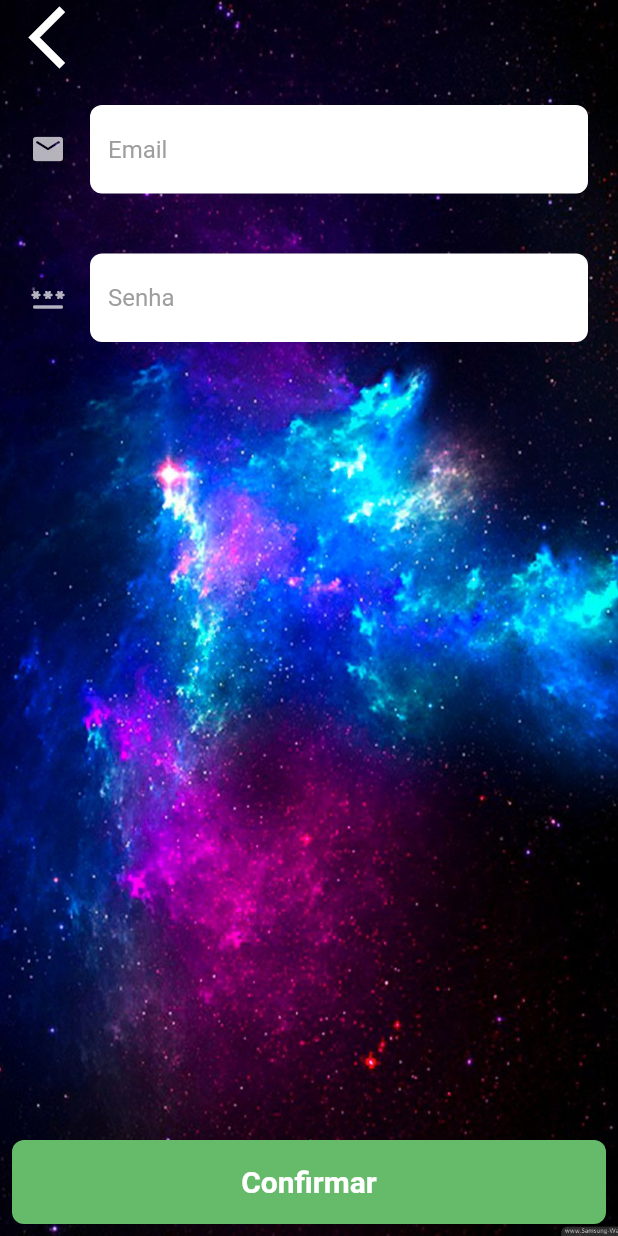
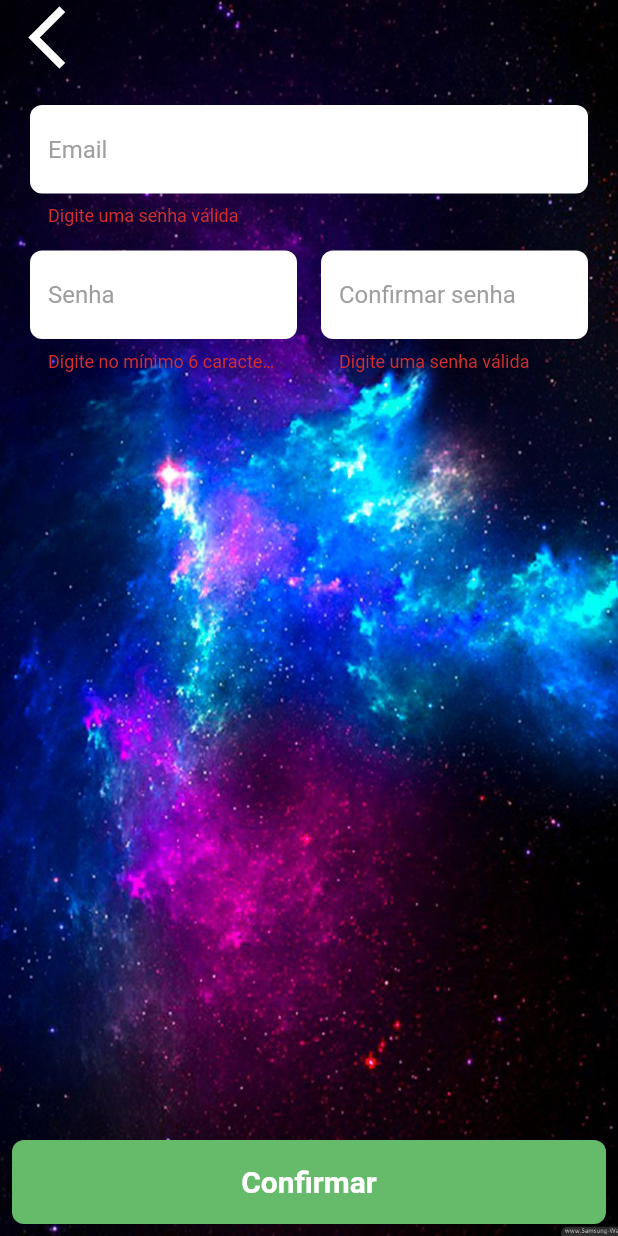
Before and after one commit to PhRezende-eng/Clima, a Flutter app: the RegisterScreen screen opened directly, after a tap on "Confirmar", on a phone screen of 412 x 824 dp. Run offline on Flutter 3.47's test engine with Material 2 defaults, Android fonts, the phone set to English and light mode, and no system bars; our stand-ins replace flutter_spinkit, geolocator; network calls fail.

Commit message:
config the form for register

```diff
--- a/lib/screens/register_screen.dart
+++ b/lib/screens/register_screen.dart
@@ -10,6 +10,19 @@ class RegisterScreen extends StatefulWidget {
 }
 
 class _RegisterScreenState extends State<RegisterScreen> {
+  final _formKey = GlobalKey<FormState>();
+  TextEditingController emailController,
+      passwordController,
+      confirmPasswordController;
+  @override
+  void initState() {
+    // TODO: implement initState
+    super.initState();
+    passwordController = TextEditingController();
+    emailController = TextEditingController();
+    confirmPasswordController = TextEditingController();
+  }
+
   @override
   Widget build(BuildContext context) {
     var size = MediaQuery.of(context).size;
@@ -30,9 +43,6 @@ class _RegisterScreenState extends State<RegisterScreen> {
           child: SafeArea(
             child: Column(
               children: [
-                Expanded(
-                  child: Column(
-                    children: [
                 Align(
                   alignment: Alignment.topLeft,
                   child: MaterialButton(
@@ -45,35 +55,108 @@ class _RegisterScreenState extends State<RegisterScreen> {
                     ),
                   ),
                 ),
-                      Padding(
-                        padding: EdgeInsets.all(20),
+                Expanded(
+                  child: SingleChildScrollView(
+                    child: Form(
+                      key: _formKey,
+                      child: Padding(
+                        padding: const EdgeInsets.all(20.0),
+                        child: Column(
+                          children: [
+                            Container(
                               child: TextFormField(
+                                controller: emailController,
                                 style: TextStyle(
                                   color: Colors.black,
                                 ),
+                                validator: (value) {
+                                  if (value == null || value.isEmpty) {
+                                    return 'Digite uma senha válida';
+                                  }
+                                  return null;
+                                },
+                                onChanged: (_) {
+                                  print(emailController.text);
+                                },
                                 decoration: funcKInputDecoration(
                                   whichIcon: Icons.email_rounded,
                                   hintText: 'Email',
                                 ),
                               ),
                             ),
-                      Padding(
-                        padding: EdgeInsets.all(20),
+                            SizedBox(
+                              height: 16,
+                            ),
+                            Row(
+                              children: [
+                                Expanded(
                                   child: TextFormField(
+                                    controller: passwordController,
                                     style: TextStyle(
                                       color: Colors.black,
                                     ),
+                                    validator: (value) {
+                                      if (value.length < 6) {
+                                        return 'Digite no mínimo 6 caracteres';
+                                      } else if (value == null ||
+                                          value.isEmpty) {
+                                        return 'Digite uma senha válida';
+                                      }
+                                      return null;
+                                    },
                                     decoration: funcKInputDecoration(
-                            whichIcon: Icons.password_rounded,
                                       hintText: 'Senha',
+                                    ),
+                                  ),
+                                ),
+                                SizedBox(
+                                  width: 16,
+                                ),
+                                Expanded(
+                                  child: TextFormField(
+                                    controller: confirmPasswordController,
+                                    style: TextStyle(
+                                      color: Colors.black,
+                                    ),
+                                    validator: (value) {
+                                      if (value != passwordController.text) {
+                                        return 'Digite a mesma senha';
+                                      } else if (value == null ||
+                                          value.isEmpty) {
+                                        return 'Digite uma senha válida';
+                                      }
+                                      return null;
+                                    },
+                                    decoration: funcKInputDecoration(
+                                      hintText: 'Confirmar senha',
                                     ),
                                   ),
                                 ),
                               ],
                             ),
+                          ],
+                        ),
+                      ),
+                    ),
+                  ),
                 ),
                 funKConfirmeButton(
-                  onTap: () {},
+                  onTap: () {
+                    if (_formKey.currentState.validate()) {
+                      ScaffoldMessenger.of(context).showMaterialBanner(
+                        MaterialBanner(
+                          backgroundColor: Colors.white,
+                          content: Text('Estamos confirmando os dados'),
+                          actions: [
+                            TextButton(
+                              onPressed: () => closeMaterialBanner(context),
+                              child: Text('OK!'),
+                            ),
+                          ],
+                        ),
+                      );
+                    }
+                  },
                   text: 'Confirmar',
                 ),
               ],
@@ -83,4 +166,8 @@ class _RegisterScreenState extends State<RegisterScreen> {
       ),
     );
   }
+
+  void closeMaterialBanner(BuildContext context) {
+    ScaffoldMessenger.of(context).removeCurrentMaterialBanner();
   }
+}
--- a/lib/utilities/constants.dart
+++ b/lib/utilities/constants.dart
@@ -12,9 +12,9 @@ InputDecoration funcKInputDecoration({
     hintStyle: TextStyle(
       color: Colors.grey,
     ),
-    icon: Icon(
-      whichIcon,
-    ),
+    // icon: Icon(
+    //       whichIcon,
+    //     ),
     // border: InputBorder.none, // sem bordar
     border: OutlineInputBorder(
       // borderRadius: BorderRadius.circular(8),
```
Also changed, not shown: pubspec.lock, 2 other files. Lines whose indentation alone changed are shown as unchanged.
